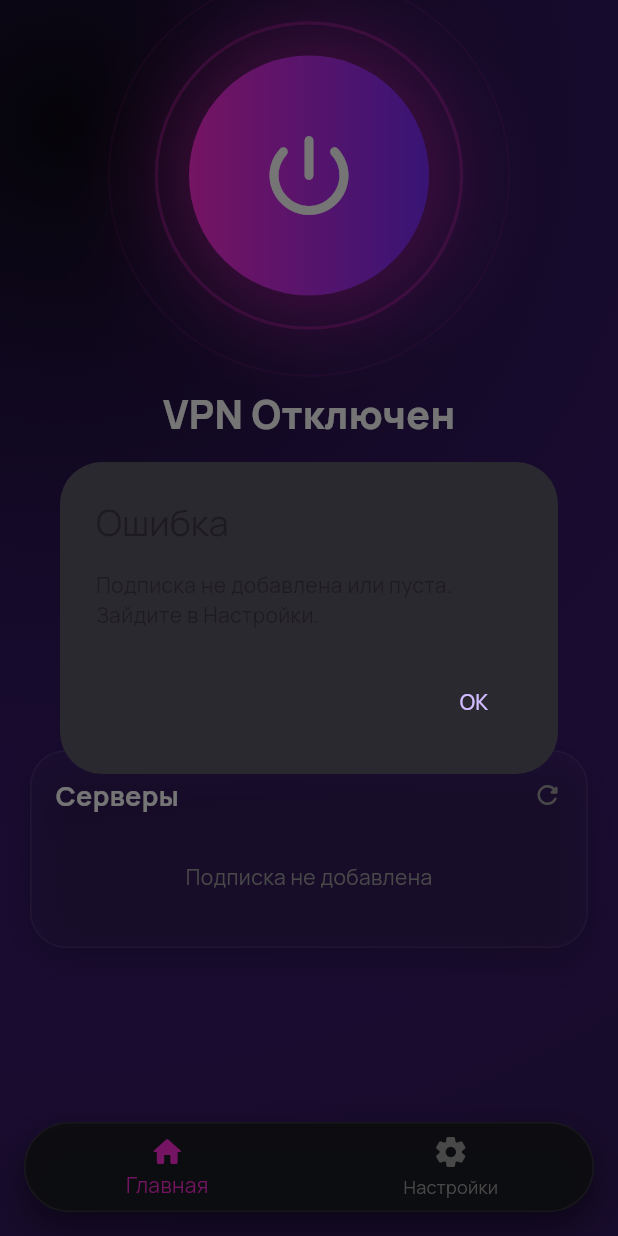
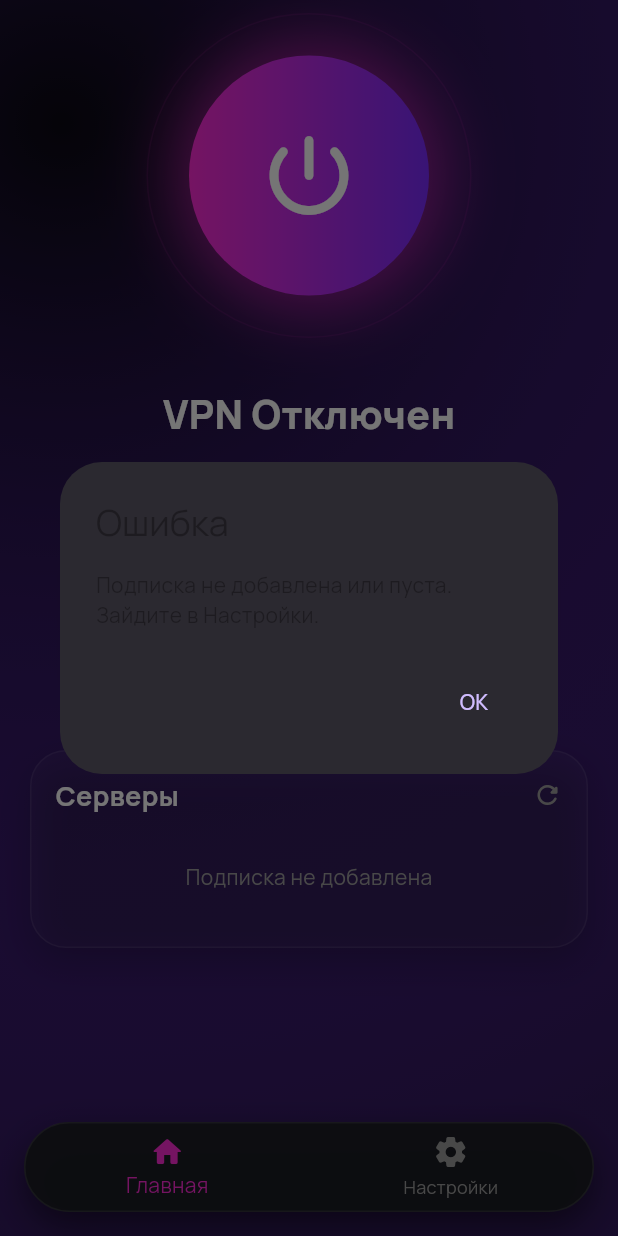
Before and after one commit to maksimft412rg/monta-vpn, a Flutter app: the screen it shows after launch, scrolled down 81 dp, after a tap on the "power settings new" icon, on a phone screen of 412 x 824 dp. Run offline on Flutter 3.47's test engine with Material 3 defaults, Android fonts, the phone set to English and light mode, and no system bars; our stand-ins replace google_fonts, shared_preferences; missing offline and left inert: flutter_v2ray_client.

Commit message:
main.dart

```diff
--- a/lib/main.dart
+++ b/lib/main.dart
@@ -157,7 +157,7 @@ class _HomeTabState extends State<HomeTab> with TickerProviderStateMixin {
     super.initState();
     _loadSettings();
 
-    _pulseController = AnimationController(vsync: this, duration: const Duration(seconds: 2))..repeat(reverse: true);
+    _pulseController = AnimationController(vsync: this, duration: const Duration(milliseconds: 800))..repeat(reverse: true);
 
     v2ray = V2ray(
       onStatusChanged: (status) {
@@ -225,7 +225,6 @@ class _HomeTabState extends State<HomeTab> with TickerProviderStateMixin {
       parsedServers.clear();
       for (var line in lines) {
         line = line.trim();
-        // Поддержка: vless, vmess, trojan, hysteria2, ss
         if (line.startsWith('vless://') || line.startsWith('vmess://') ||
             line.startsWith('trojan://') || line.startsWith('hy2://') ||
             line.startsWith('hysteria2://') || line.startsWith('ss://')) {
@@ -243,6 +242,7 @@ class _HomeTabState extends State<HomeTab> with TickerProviderStateMixin {
   void toggleVPN() async {
     if (connectionState == 'CONNECTED') {
       v2ray.stopV2Ray();
+      if (mounted) setState(() => connectionState = 'DISCONNECTED');
       return;
     }
     if (parsedServers.isEmpty) {
@@ -254,6 +254,7 @@ class _HomeTabState extends State<HomeTab> with TickerProviderStateMixin {
       final parser = parsedServers[currentServer];
       if (await v2ray.requestPermission()) {
         v2ray.startV2Ray(remark: parser.remark, config: parser.getFullConfiguration(), proxyOnly: false);
+        if (mounted) setState(() => connectionState = 'CONNECTED');
       }
     } catch (e) {
       _showErrorDialog('Ошибка подключения: $e');
@@ -278,7 +279,6 @@ class _HomeTabState extends State<HomeTab> with TickerProviderStateMixin {
 
     return Stack(
       children: [
-        // Фон
         Container(
           decoration: BoxDecoration(
             gradient: RadialGradient(
@@ -292,7 +292,6 @@ class _HomeTabState extends State<HomeTab> with TickerProviderStateMixin {
           ),
         ),
 
-        // Снег (только если включен, с проверкой)
         if (weatherEffects && mounted) const WeatherEffect(),
 
         SafeArea(
@@ -322,20 +321,16 @@ class _HomeTabState extends State<HomeTab> with TickerProviderStateMixin {
                       alignment: Alignment.center,
                       children: [
                         ScaleTransition(
-                          scale: Tween(begin: 1.0, end: 1.3).animate(_pulseController),
+                          scale: Tween(begin: 0.95, end: 1.15).animate(_pulseController),
                           child: Container(width: 220, height: 220, decoration: BoxDecoration(shape: BoxShape.circle, border: Border.all(color: (isConnected ? Colors.green : colors['accent']!).withValues(alpha: 0.1), width: 1))),
                         ),
-                        ScaleTransition(
-                          scale: Tween(begin: 0.9, end: 1.15).animate(_pulseController),
-                          child: Container(width: 190, height: 190, decoration: BoxDecoration(shape: BoxShape.circle, border: Border.all(color: (isConnected ? Colors.green : colors['accent']!).withValues(alpha: 0.3), width: 2))),
-                        ),
                         AnimatedContainer(
-                          duration: const Duration(milliseconds: 300),
+                          duration: const Duration(milliseconds: 250),
                           width: 160, height: 160,
                           decoration: BoxDecoration(
                             shape: BoxShape.circle,
                             gradient: LinearGradient(colors: isConnected ? [Colors.green, Colors.greenAccent] : [colors['accent']!, colors['accent2']!]),
-                            boxShadow: [BoxShadow(color: (isConnected ? Colors.green : colors['accent']!).withValues(alpha: 0.6), blurRadius: 60, spreadRadius: 10)],
+                            boxShadow: [BoxShadow(color: (isConnected ? Colors.green : colors['accent']!).withValues(alpha: 0.6), blurRadius: 40, spreadRadius: 8)],
                           ),
                           child: isLoading ? const Center(child: CircularProgressIndicator(color: Colors.white)) : const Icon(Icons.power_settings_new_rounded, size: 70, color: Colors.white),
                         ),
@@ -377,7 +372,7 @@ class _HomeTabState extends State<HomeTab> with TickerProviderStateMixin {
                             return GestureDetector(
                               onTap: () => setState(() => currentServer = entry.key),
                               child: AnimatedContainer(
-                                duration: const Duration(milliseconds: 200),
+                                duration: const Duration(milliseconds: 150),
                                 margin: const EdgeInsets.only(bottom: 8),
                                 padding: const EdgeInsets.all(14),
                                 decoration: BoxDecoration(
@@ -423,7 +418,7 @@ class _HomeTabState extends State<HomeTab> with TickerProviderStateMixin {
   }
 }
 
-// --- АНИМАЦИЯ СНЕГА (с проверкой mounted) ---
+// --- АНИМАЦИЯ СНЕГА (облегчённая) ---
 class WeatherEffect extends StatefulWidget {
   const WeatherEffect({super.key});
 
@@ -440,7 +435,7 @@ class _WeatherEffectState extends State<WeatherEffect> with SingleTickerProvider
   void initState() {
     super.initState();
     _controller = AnimationController(vsync: this, duration: const Duration(seconds: 1))..repeat();
-    for (int i = 0; i < 50; i++) {
+    for (int i = 0; i < 30; i++) {
       _flakes.add(Snowflake.random(_random));
     }
     _controller.addListener(() {
```
